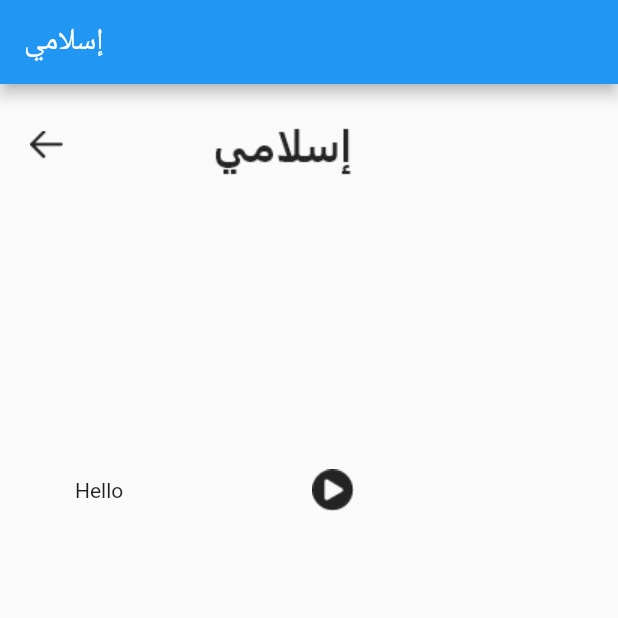
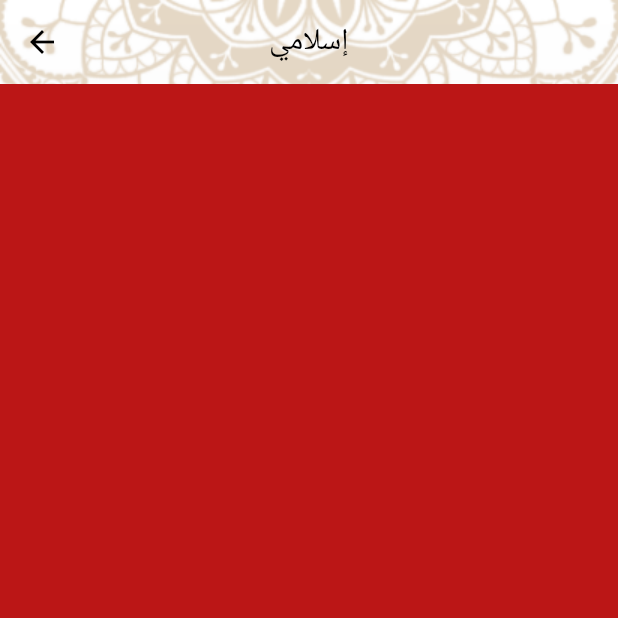
Before and after one commit to mohammedysamir/islami_app, a Flutter app: the screen it shows after launch, on a phone screen of 412 x 824 dp, the top half of it. Run offline on Flutter 3.47's test engine with Material 2 defaults, Android fonts, the phone set to English and light mode, and no system bars.

Commit message:
Added Background, Backbutton, and Container which will hold the Qur'an texts

```diff
--- a/lib/SuraContentWidget.dart
+++ b/lib/SuraContentWidget.dart
@@ -7,34 +7,34 @@ class SuraContent extends StatelessWidget {
   Widget build(BuildContext context) {
     return MaterialApp(
         title: 'SuraContent',
-        home: Scaffold(
-            appBar: AppBar(title: Text("إسلامي")),
-            body: Center(
-              child: Column(
-                children: [
-                  Container(
-                    margin: EdgeInsets.all(20.0),
-                    child: Row(children: [
-                      Image.asset('assets/images/Back.png'),
-                      Padding(
-                        padding: const EdgeInsets.only(left: 100.0),
-                        child: Image.asset('assets/images/islami.png'),
-                      )
-                    ]),
-                  ),
-                  Container(
-                      child: Padding(
-                        padding: EdgeInsets.all(50.0),
-                        child: Row(
-                          children: [
-                            Text("Hello"),
-                            Expanded(child: Image.asset('assets/images/Icon_awesome-play-circle.png')),
-                          ],
-                        ),
-                      )
+        home: Container(
+          decoration: BoxDecoration(
+            image: DecorationImage(image: AssetImage("assets/images/bg3.png"), fit: BoxFit.fill),
+          ),
+          child: Scaffold(
+            backgroundColor: Colors.transparent,
+            appBar: AppBar(
+              leading: BackButton(color: Colors.black,onPressed:(){
+                Navigator.pop(context);
+              }),
+              title: const Text("إسلامي", style: TextStyle(color: Colors.black)),
+              backgroundColor: Colors.transparent,
+              centerTitle: true,
+              elevation: 0,
+            ),
+            body: Column(
+              children: [
+                Expanded(
+                  child: Container(
+                    color: Color(0xFFBB1616),
+
                   )
-                ],
-              ),
-            )));
+                  // child: SuraList(),
+                )
+              ],
+            ),
+          ),
+        )
+    );
   }
 }
```
